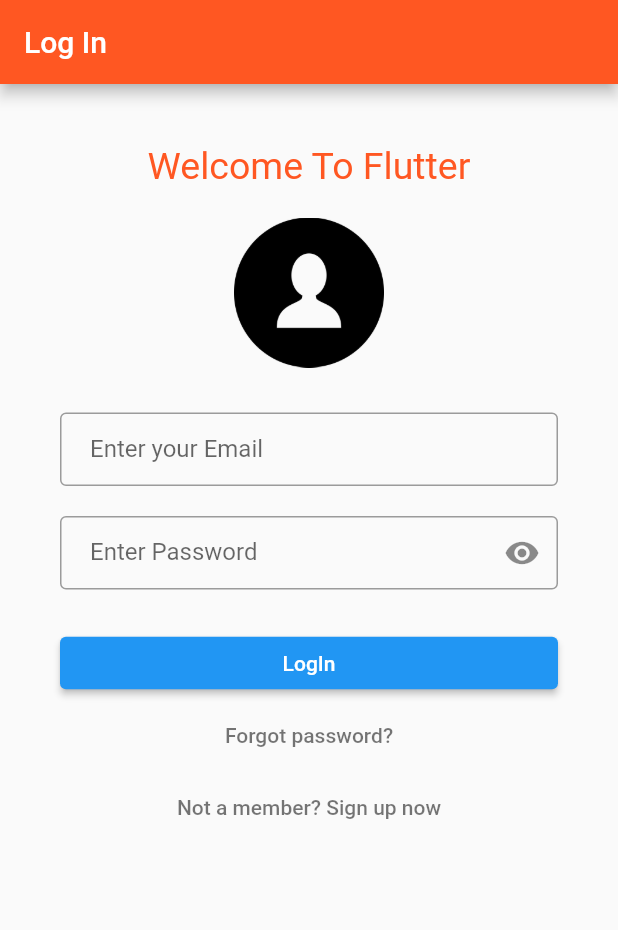
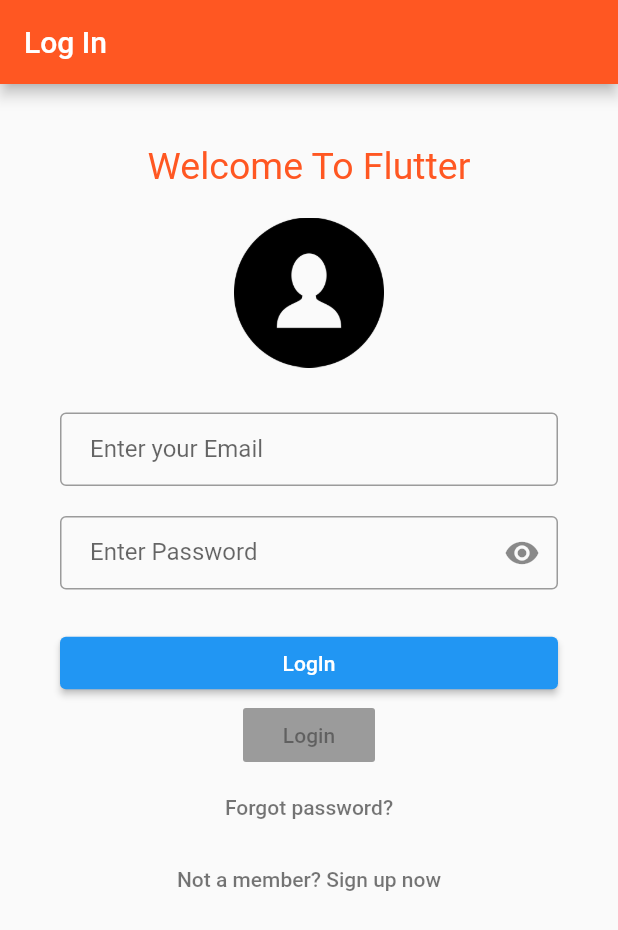
Before and after one commit to subrata48/flutter_login, a Flutter app: the screen it shows after launch, on a phone screen of 412 x 824 dp. Shown: the top 930 px of the screen. Run offline on Flutter 3.47's test engine with Material 2 defaults, Android fonts, the phone set to English and light mode, and no system bars; our stand-ins replace toast; Roboto replaces fonts that are missing (Hind, Montserrat).

Commit message:
new button add

```diff
--- a/lib/main.dart
+++ b/lib/main.dart
@@ -284,15 +284,15 @@ class MyCustomFormState extends State<MyCustomForm> {
 //              onPressed: () {},
 //              child: Text("LogIn"),
 //            ),
-//            new Center(
-//              //margin: const EdgeInsets.only(top: 10.0, left: 40),
-//
-//                child: new RaisedButton(
-//                  onPressed: null,
-//                  child: new Text('Login'),
-//                ),
-//
-//            ),
+            new Center(
+              //margin: const EdgeInsets.only(top: 10.0, left: 40),
+
+                child: new RaisedButton(
+                  onPressed: null,
+                  child: new Text('Login'),
+                ),
+
+            ),
 //
 //            new Padding(
 //              padding: EdgeInsets.symmetric(vertical: 16.0),
```
